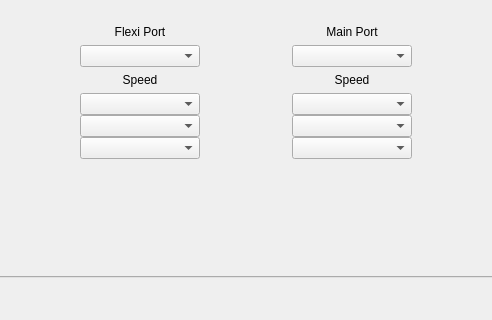
Old version of the form ground/openpilotgcs/src/plugins/config/configrevohwwidget.ui in the repository openpilot/OpenPilot; both pictures show x 133 to 625 and y 422 to 742 of the 834 by 742 pixel window.
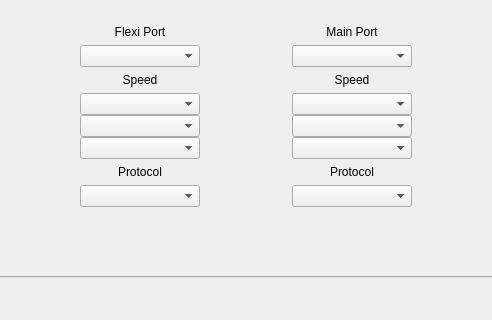
New version of the form. Icons and pictures are not drawn.

Commit message: Add Gps Protocol Configuration

Patch:
```diff
--- a/ground/openpilotgcs/src/plugins/config/configrevohwwidget.ui
+++ b/ground/openpilotgcs/src/plugins/config/configrevohwwidget.ui
@@ -113,8 +113,8 @@
            <rect>
             <x>0</x>
             <y>0</y>
-            <width>818</width>
-            <height>673</height>
+            <width>810</width>
+            <height>665</height>
            </rect>
           </property>
           <layout class="QGridLayout" name="gridLayout_3">
@@ -122,7 +122,7 @@
             <number>12</number>
            </property>
            <item row="2" column="2">
-            <layout class="QGridLayout" name="gridLayout" rowstretch="0,0,0,0,0,0,0,0,0,0,0,0,0,0,0,0,0">
+            <layout class="QGridLayout" name="gridLayout" rowstretch="0,0,0,0,0,0,0,0,0,0,0,0,0,0,0,0,0,0,0,0">
              <item row="5" column="0">
               <widget class="QLabel" name="label_4">
                <property name="sizePolicy">
@@ -155,27 +155,7 @@
                </property>
               </spacer>
              </item>
-             <item row="15" column="1">
-              <layout class="QVBoxLayout" name="verticalLayout_5">
-               <property name="spacing">
-                <number>0</number>
-               </property>
-               <item alignment="Qt::AlignTop">
-                <widget class="QComboBox" name="cbFlexiTelemSpeed">
-                 <property name="enabled">
-                  <bool>true</bool>
-                 </property>
-                </widget>
-               </item>
-               <item alignment="Qt::AlignTop">
-                <widget class="QComboBox" name="cbFlexiGPSSpeed"/>
-               </item>
-               <item alignment="Qt::AlignTop">
-                <widget class="QComboBox" name="cbFlexiComSpeed"/>
-               </item>
-              </layout>
-             </item>
-             <item row="16" column="1">
+             <item row="19" column="1">
               <spacer name="horizontalSpacer_7">
                <property name="orientation">
                 <enum>Qt::Horizontal</enum>
@@ -191,13 +171,13 @@
                </property>
               </spacer>
              </item>
-             <item row="14" column="3">
-              <widget class="QLabel" name="lblMainSpeed">
+             <item row="16" column="3">
+              <widget class="QLabel" name="lbMainGPSProtocol">
                <property name="text">
-                <string>Speed</string>
+                <string>Protocol</string>
                </property>
                <property name="alignment">
-                <set>Qt::AlignBottom|Qt::AlignHCenter</set>
+                <set>Qt::AlignCenter</set>
                </property>
               </widget>
              </item>
@@ -232,10 +212,46 @@
                </property>
               </widget>
              </item>
+             <item row="10" column="5">
+              <spacer name="verticalSpacer_6">
+               <property name="orientation">
+                <enum>Qt::Vertical</enum>
+               </property>
+               <property name="sizeType">
+                <enum>QSizePolicy::Fixed</enum>
+               </property>
+               <property name="sizeHint" stdset="0">
+                <size>
+                 <width>20</width>
+                 <height>20</height>
+                </size>
+               </property>
+              </spacer>
+             </item>
+             <item row="15" column="1">
+              <layout class="QVBoxLayout" name="verticalLayout_5">
+               <property name="spacing">
+                <number>0</number>
+               </property>
+               <item alignment="Qt::AlignTop">
+                <widget class="QComboBox" name="cbFlexiTelemSpeed">
+                 <property name="enabled">
+                  <bool>true</bool>
+                 </property>
+                </widget>
+               </item>
+               <item alignment="Qt::AlignTop">
+                <widget class="QComboBox" name="cbFlexiGPSSpeed"/>
+               </item>
+               <item alignment="Qt::AlignTop">
+                <widget class="QComboBox" name="cbFlexiComSpeed"/>
+               </item>
+              </layout>
+             </item>
              <item row="13" column="1">
               <widget class="QComboBox" name="cbFlexi"/>
              </item>
-             <item row="16" column="4">
+             <item row="19" column="4">
               <spacer name="horizontalSpacer_8">
                <property name="orientation">
                 <enum>Qt::Horizontal</enum>
@@ -271,22 +287,6 @@
              <item row="13" column="3">
               <widget class="QComboBox" name="cbMain"/>
              </item>
-             <item row="10" column="5">
-              <spacer name="verticalSpacer_6">
-               <property name="orientation">
-                <enum>Qt::Vertical</enum>
-               </property>
-               <property name="sizeType">
-                <enum>QSizePolicy::Fixed</enum>
-               </property>
-               <property name="sizeHint" stdset="0">
-                <size>
-                 <width>20</width>
-                 <height>20</height>
-                </size>
-               </property>
-              </spacer>
-             </item>
              <item row="12" column="3">
               <widget class="QLabel" name="label_3">
                <property name="text">
@@ -471,7 +471,7 @@
              <item row="3" column="0">
               <widget class="QComboBox" name="cbRcvr"/>
              </item>
-             <item row="16" column="3">
+             <item row="19" column="3">
               <spacer name="horizontalSpacer_9">
                <property name="orientation">
                 <enum>Qt::Horizontal</enum>
@@ -551,7 +551,7 @@
                </property>
               </spacer>
              </item>
-             <item row="16" column="2">
+             <item row="19" column="2">
               <spacer name="horizontalSpacer_10">
                <property name="orientation">
                 <enum>Qt::Horizontal</enum>
@@ -564,6 +564,35 @@
                </property>
               </spacer>
              </item>
+             <item row="14" column="3">
+              <widget class="QLabel" name="lblMainSpeed">
+               <property name="text">
+                <string>Speed</string>
+               </property>
+               <property name="alignment">
+                <set>Qt::AlignBottom|Qt::AlignHCenter</set>
+               </property>
+              </widget>
+             </item>
+             <item row="16" column="1">
+              <widget class="QLabel" name="lbFlexiGPSProtocol">
+               <property name="text">
+                <string>Protocol</string>
+               </property>
+               <property name="textFormat">
+                <enum>Qt::PlainText</enum>
+               </property>
+               <property name="alignment">
+                <set>Qt::AlignCenter</set>
+               </property>
+              </widget>
+             </item>
+             <item row="18" column="3">
+              <widget class="QComboBox" name="cbMainGPSProtocol"/>
+             </item>
+             <item row="18" column="1">
+              <widget class="QComboBox" name="cbFlexiGPSProtocol"/>
+             </item>
             </layout>
            </item>
            <item row="0" column="2">
```
Left out of the diff: 206 changed lines with no effect on the pictures. The commit also changes 3 other files.
